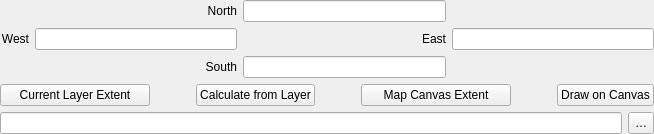
Above: src/ui/qgsextentgroupboxwidget.ui from qgis/QGIS before the change. Below: the same form after it.
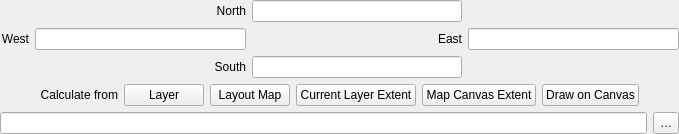
That is the form after the change. Custom widgets are drawn as their Qt base class.

Commit message: [feature][ui][processing] Add a calculate from layout map function to the extent parameter widget

Patch:
```diff
--- a/src/ui/qgsextentgroupboxwidget.ui
+++ b/src/ui/qgsextentgroupboxwidget.ui
@@ -114,46 +114,7 @@
          <property name="bottomMargin">
           <number>0</number>
          </property>
-         <item row="2" column="11">
-          <widget class="QPushButton" name="mButtonDrawOnCanvas">
-           <property name="sizePolicy">
-            <sizepolicy hsizetype="Minimum" vsizetype="Minimum">
-             <horstretch>0</horstretch>
-             <verstretch>0</verstretch>
-            </sizepolicy>
-           </property>
-           <property name="text">
-            <string>Draw on Canvas</string>
-           </property>
-          </widget>
-         </item>
          <item row="2" column="0">
-          <widget class="QPushButton" name="mOriginalExtentButton">
-           <property name="minimumSize">
-            <size>
-             <width>150</width>
-             <height>0</height>
-            </size>
-           </property>
-           <property name="text">
-            <string>Current Layer Extent</string>
-           </property>
-          </widget>
-         </item>
-         <item row="2" column="6">
-          <widget class="QPushButton" name="mCurrentExtentButton">
-           <property name="minimumSize">
-            <size>
-             <width>150</width>
-             <height>0</height>
-            </size>
-           </property>
-           <property name="text">
-            <string>Map Canvas Extent</string>
-           </property>
-          </widget>
-         </item>
-         <item row="2" column="1">
           <spacer name="horizontalSpacer_3">
            <property name="orientation">
             <enum>Qt::Horizontal</enum>
@@ -166,19 +127,6 @@
            </property>
           </spacer>
          </item>
-         <item row="2" column="5">
-          <spacer name="horizontalSpacer">
-           <property name="orientation">
-            <enum>Qt::Horizontal</enum>
-           </property>
-           <property name="sizeHint" stdset="0">
-            <size>
-             <width>40</width>
-             <height>20</height>
-            </size>
-           </property>
-          </spacer>
-         </item>
          <item row="2" column="10">
           <spacer name="horizontalSpacer_2">
            <property name="orientation">
@@ -192,18 +140,84 @@
            </property>
           </spacer>
          </item>
-         <item row="2" column="3">
-          <widget class="QPushButton" name="mButtonCalcFromLayer">
-           <property name="sizePolicy">
-            <sizepolicy hsizetype="Minimum" vsizetype="Minimum">
-             <horstretch>0</horstretch>
-             <verstretch>0</verstretch>
-            </sizepolicy>
-           </property>
-           <property name="text">
-            <string>Calculate from Layer</string>
-           </property>
-          </widget>
+         <item row="2" column="1" colspan="7">
+          <layout class="QHBoxLayout" name="horizontalLayout1">
+           <item>
+            <widget class="QLabel" name="calculateLabel">
+             <property name="text">
+              <string>Calculate from</string>
+             </property>
+             <property name="alignment">
+              <set>Qt::AlignRight|Qt::AlignTrailing|Qt::AlignVCenter</set>
+             </property>
+            </widget>
+           </item>
+           <item>
+            <widget class="QPushButton" name="mButtonCalcFromLayer">
+             <property name="sizePolicy">
+              <sizepolicy hsizetype="Minimum" vsizetype="Minimum">
+               <horstretch>0</horstretch>
+               <verstretch>0</verstretch>
+              </sizepolicy>
+             </property>
+             <property name="text">
+              <string>Layer</string>
+             </property>
+            </widget>
+           </item>
+           <item>
+            <widget class="QPushButton" name="mButtonCalcFromLayout">
+             <property name="sizePolicy">
+              <sizepolicy hsizetype="Minimum" vsizetype="Minimum">
+               <horstretch>0</horstretch>
+               <verstretch>0</verstretch>
+              </sizepolicy>
+             </property>
+             <property name="text">
+              <string>Layout Map</string>
+             </property>
+            </widget>
+           </item>
+           <item>
+            <widget class="QPushButton" name="mOriginalExtentButton">
+             <property name="sizePolicy">
+              <sizepolicy hsizetype="Minimum" vsizetype="Minimum">
+               <horstretch>0</horstretch>
+               <verstretch>0</verstretch>
+              </sizepolicy>
+             </property>
+             <property name="text">
+              <string>Current Layer Extent</string>
+             </property>
+            </widget>
+           </item>
+           <item>
+            <widget class="QPushButton" name="mCurrentExtentButton">
+             <property name="sizePolicy">
+              <sizepolicy hsizetype="Minimum" vsizetype="Minimum">
+               <horstretch>0</horstretch>
+               <verstretch>0</verstretch>
+              </sizepolicy>
+             </property>
+             <property name="text">
+              <string>Map Canvas Extent</string>
+             </property>
+            </widget>
+           </item>
+           <item>
+            <widget class="QPushButton" name="mButtonDrawOnCanvas">
+             <property name="sizePolicy">
+              <sizepolicy hsizetype="Minimum" vsizetype="Minimum">
+               <horstretch>0</horstretch>
+               <verstretch>0</verstretch>
+              </sizepolicy>
+             </property>
+             <property name="text">
+              <string>Draw on Canvas</string>
+             </property>
+            </widget>
+           </item>
+          </layout>
          </item>
         </layout>
        </widget>
```
The commit also changes 2 other files.
